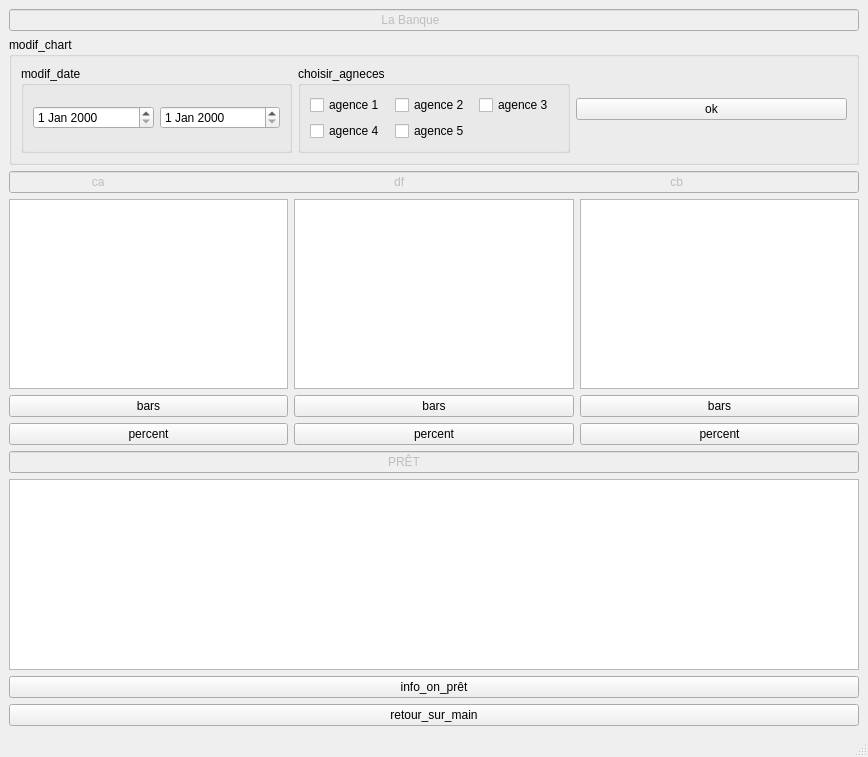
Qt form IHM/mainwindow.ui (DARWICHAli/IHM) before a commit.
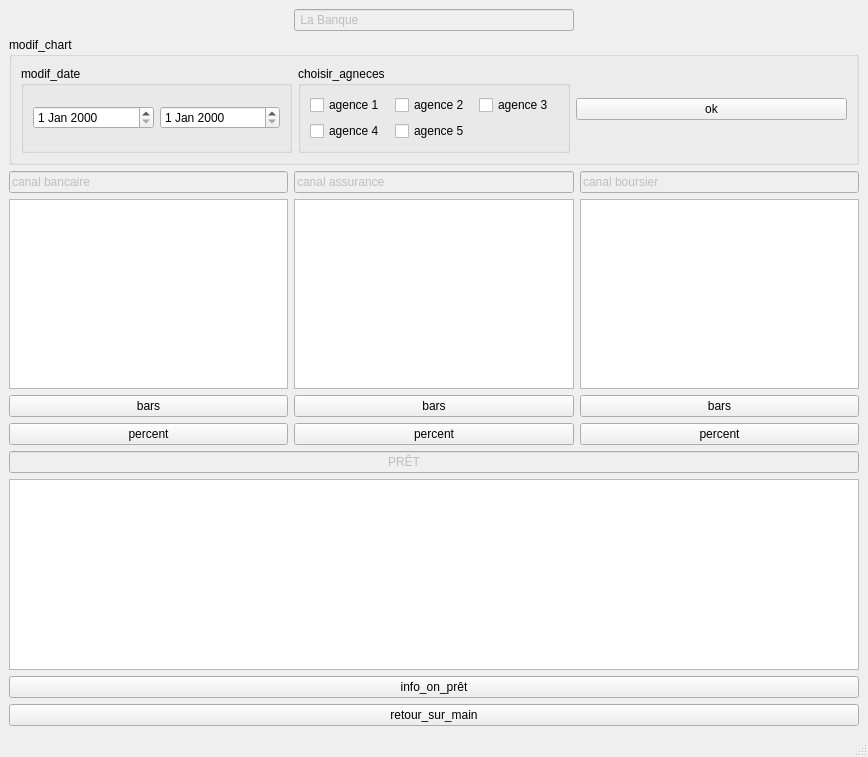
The same form after that commit. Custom widgets are drawn as their Qt base class.

The edit to the form file:
```diff
--- a/IHM/mainwindow.ui
+++ b/IHM/mainwindow.ui
@@ -17,8 +17,21 @@
    <property name="autoFillBackground">
     <bool>false</bool>
    </property>
-   <layout class="QVBoxLayout" name="verticalLayout">
-    <item>
+   <layout class="QGridLayout" name="gridLayout">
+    <item row="0" column="0">
+     <spacer name="horizontalSpacer">
+      <property name="orientation">
+       <enum>Qt::Horizontal</enum>
+      </property>
+      <property name="sizeHint" stdset="0">
+       <size>
+        <width>40</width>
+        <height>20</height>
+       </size>
+      </property>
+     </spacer>
+    </item>
+    <item row="0" column="1">
      <widget class="QLineEdit" name="lineEdit_title">
       <property name="enabled">
        <bool>false</bool>
@@ -27,11 +40,24 @@
        <set>Qt::ImhNone</set>
       </property>
       <property name="text">
-       <string>                                                                                                               La Banque</string>
+       <string> La Banque</string>
       </property>
      </widget>
     </item>
-    <item>
+    <item row="0" column="2">
+     <spacer name="horizontalSpacer_2">
+      <property name="orientation">
+       <enum>Qt::Horizontal</enum>
+      </property>
+      <property name="sizeHint" stdset="0">
+       <size>
+        <width>40</width>
+        <height>20</height>
+       </size>
+      </property>
+     </spacer>
+    </item>
+    <item row="1" column="0" colspan="3">
      <widget class="QGroupBox" name="groupBox_3">
       <property name="title">
        <string>modif_chart</string>
@@ -115,17 +141,7 @@
       </layout>
      </widget>
     </item>
-    <item>
-     <widget class="QLineEdit" name="lineEdit_3names">
-      <property name="enabled">
-       <bool>false</bool>
-      </property>
-      <property name="text">
-       <string>                        ca                                                                                       df                                                                                cb</string>
-      </property>
-     </widget>
-    </item>
-    <item>
+    <item row="3" column="0" colspan="3">
      <layout class="QGridLayout" name="gridLayout_4">
       <item row="0" column="0">
        <widget class="QtCharts::QChartView" name="graphicsView"/>
@@ -180,17 +196,7 @@
       </item>
      </layout>
     </item>
-    <item>
-     <widget class="QLineEdit" name="lineEdit_pret">
-      <property name="enabled">
-       <bool>false</bool>
-      </property>
-      <property name="text">
-       <string>                                                                                                                 PRÊT</string>
-      </property>
-     </widget>
-    </item>
-    <item>
+    <item row="5" column="0" colspan="3">
      <widget class="QtCharts::QChartView" name="graphicsView_pret">
       <property name="enabled">
        <bool>true</bool>
@@ -200,14 +206,54 @@
       </property>
      </widget>
     </item>
-    <item>
+    <item row="4" column="0" colspan="3">
+     <widget class="QLineEdit" name="lineEdit_pret">
+      <property name="enabled">
+       <bool>false</bool>
+      </property>
+      <property name="text">
+       <string>                                                                                                                 PRÊT</string>
+      </property>
+     </widget>
+    </item>
+    <item row="2" column="2">
+     <widget class="QLineEdit" name="lineEdit">
+      <property name="enabled">
+       <bool>false</bool>
+      </property>
+      <property name="text">
+       <string>canal boursier</string>
+      </property>
+     </widget>
+    </item>
+    <item row="2" column="0">
+     <widget class="QLineEdit" name="lineEdit_2">
+      <property name="enabled">
+       <bool>false</bool>
+      </property>
+      <property name="text">
+       <string>canal bancaire</string>
+      </property>
+     </widget>
+    </item>
+    <item row="2" column="1">
+     <widget class="QLineEdit" name="lineEdit_3">
+      <property name="enabled">
+       <bool>false</bool>
+      </property>
+      <property name="text">
+       <string>canal assurance</string>
+      </property>
+     </widget>
+    </item>
+    <item row="6" column="0" colspan="3">
      <widget class="QPushButton" name="pushButton_2">
       <property name="text">
        <string>info_on_prêt</string>
       </property>
      </widget>
     </item>
-    <item>
+    <item row="7" column="0" colspan="3">
      <widget class="QPushButton" name="pushButton_retour">
       <property name="text">
        <string>retour_sur_main</string>
```
